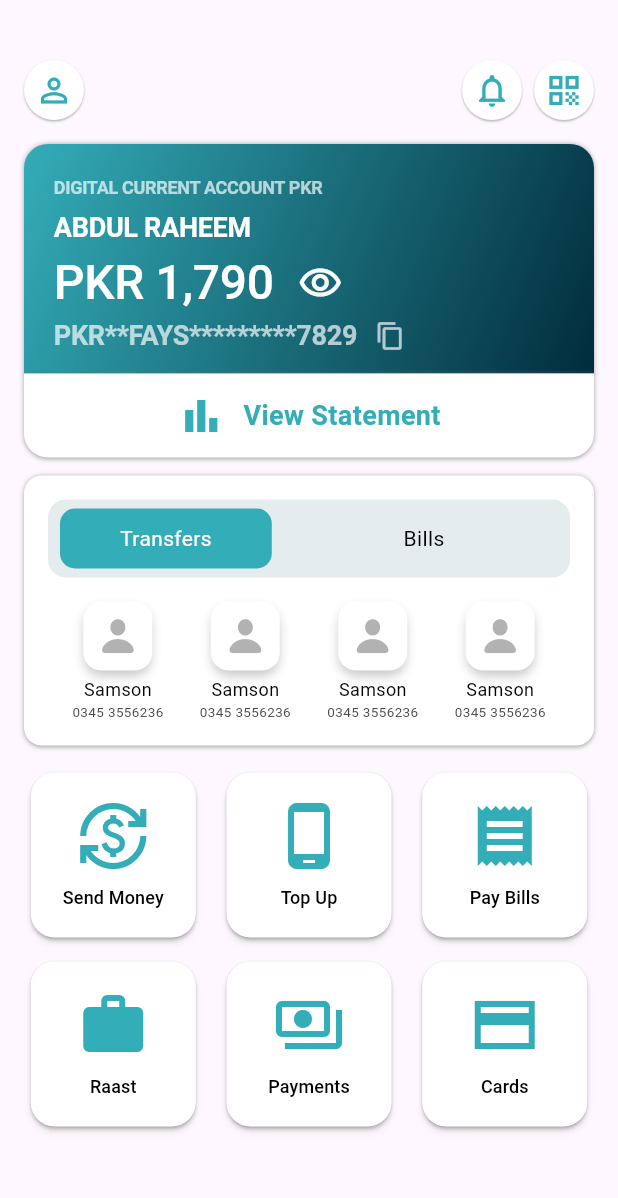
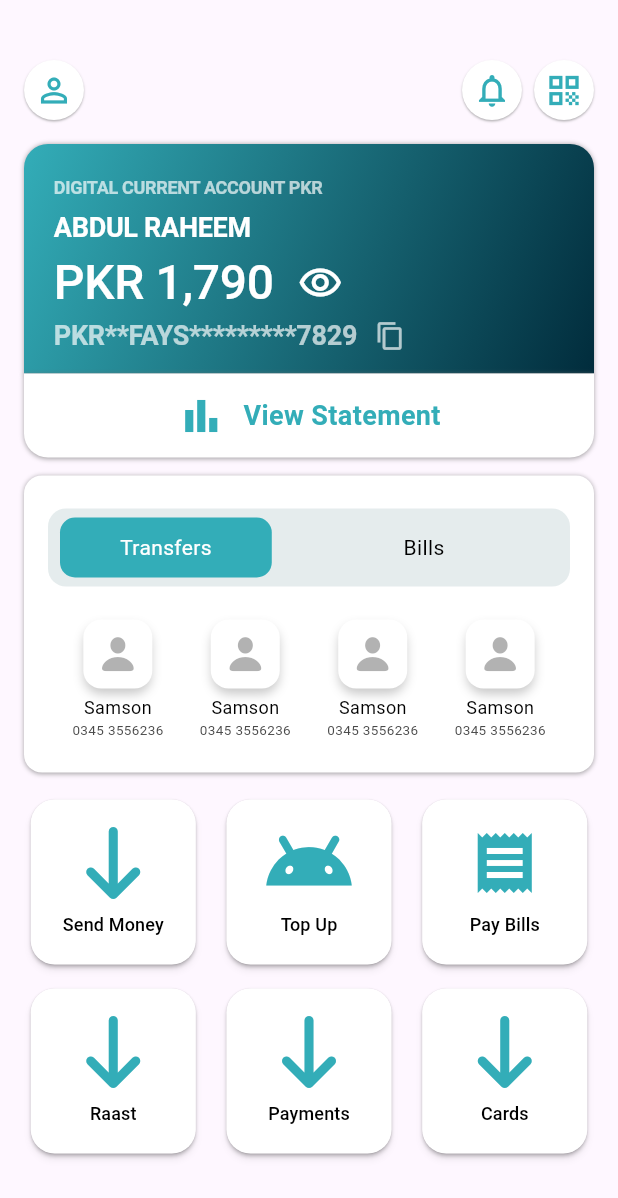
Before and after one commit to workabdulraheem926-dev/faysal_digiapp, a Flutter app: the Dashboard screen opened directly, on a phone screen of 412 x 824 dp. Shown: the top 1198 px of the screen. Run offline on Flutter 3.47's test engine with Material 3 defaults, Android fonts, the phone set to English and light mode, and no system bars; our stand-ins replace dotted_border, font_awesome_flutter; missing offline and left inert: flutter_swipe_button.

Commit message:
14/1 office changes

```diff
--- a/lib/dashboard.dart
+++ b/lib/dashboard.dart
@@ -1,4 +1,5 @@
 import 'package:faysal_digiapp/SendMoney/Screen3.dart';
+import 'package:font_awesome_flutter/font_awesome_flutter.dart';
 import 'package:flutter/cupertino.dart';
 import 'package:flutter/material.dart';
 import 'widgets/custom_button.dart';
@@ -253,7 +254,7 @@ class Dashboard extends StatelessWidget {
             //Transfer
             Container(
               margin: EdgeInsets.symmetric(horizontal: 16),
-              padding: EdgeInsets.symmetric(vertical: 16, horizontal: 8),
+              padding: EdgeInsets.symmetric(vertical: 22, horizontal: 8),
               decoration: BoxDecoration(
                 boxShadow: [
                   BoxShadow(
@@ -320,7 +321,7 @@ class Dashboard extends StatelessWidget {
                       ],
                     ),
                   ),
-                  SizedBox(height: 16),
+                  SizedBox(height: 22),
                   //FavBenis
                   Row(
                     mainAxisAlignment: MainAxisAlignment.spaceEvenly,
@@ -360,7 +361,7 @@ class Dashboard extends StatelessWidget {
               children: [
                 Btn(
                   text: "Send Money",
-                  icon: Icons.currency_exchange_sharp,
+                  icon: FontAwesomeIcons.arrowDown,
                   onTap: () {
                     Navigator.push(
                       context,
@@ -370,8 +371,8 @@ class Dashboard extends StatelessWidget {
                 ),
                 Btn(
                   text: "Top Up",
-                  icon: Icons.phone_android_outlined,
                   onTap: () {},
+                  icon: FontAwesomeIcons.android,
                 ),
                 Btn(text: "Pay Bills", icon: Icons.receipt, onTap: () {}),
               ],
@@ -380,13 +381,21 @@ class Dashboard extends StatelessWidget {
             Row(
               mainAxisAlignment: MainAxisAlignment.spaceEvenly,
               children: [
-                Btn(text: "Raast", icon: Icons.work_outlined, onTap: () {}),
+                Btn(
+                  text: "Raast",
+                  icon: FontAwesomeIcons.arrowDown,
+                  onTap: () {},
+                ),
                 Btn(
                   text: "Payments",
-                  icon: Icons.payments_outlined,
+                  icon: FontAwesomeIcons.arrowDown,
                   onTap: () {},
                 ),
-                Btn(text: "Cards", icon: Icons.credit_card_sharp, onTap: () {}),
+                Btn(
+                  text: "Cards",
+                  icon: FontAwesomeIcons.arrowDown,
+                  onTap: () {},
+                ),
               ],
             ), //Modules
           ],
--- a/lib/widgets/custom_button.dart
+++ b/lib/widgets/custom_button.dart
@@ -1,4 +1,6 @@
 import 'package:flutter/material.dart';
+import 'package:font_awesome_flutter/font_awesome_flutter.dart';
+
 
 class Btn extends StatelessWidget {
   const Btn({super.key, required this.text, this.icon, this.onTap});
@@ -30,7 +32,7 @@ class Btn extends StatelessWidget {
         child: Column(
           mainAxisSize: MainAxisSize.min,
           children: [
-            Icon(icon, size: 48, color: const Color(0xFF33ADB8),),
+            FaIcon(icon, size: 48, color: const Color(0xFF33ADB8),),
             SizedBox(height: 8),
             Text(text, style: TextStyle(fontSize: 12)),
           ],
@@ -39,47 +41,3 @@ class Btn extends StatelessWidget {
     );
   }
 }
-
-
-
-// import 'package:flutter/material.dart';
-
-// class Btn extends StatelessWidget {
-//   const Btn({super.key, required this.text, this.icon, this.onTap});
-
-//   final String text;
-//   final IconData? icon;
-//   final VoidCallback? onTap;
-
-//   @override
-//   Widget build(BuildContext context) {
-//     return Material(
-//       shadowColor: const Color.fromARGB(103, 0, 0, 0),
-//       elevation: 2,
-//       borderRadius: BorderRadius.circular(16),
-
-//       child: ElevatedButton(
-//         onPressed: onTap,
-//         style: ElevatedButton.styleFrom(
-//           // fixedSize: Size(25, 25),
-//           padding: const EdgeInsets.symmetric(vertical: 16, horizontal: 18),
-//           fixedSize: Size(110, 110),
-//           backgroundColor: const Color.fromARGB(255, 255, 255, 255),
-//           foregroundColor: const Color.fromARGB(255, 0, 0, 0),
-//           shape: RoundedRectangleBorder(
-//             borderRadius: BorderRadius.circular(16),
-//           ),
-//           // shadowColor: (Colors.amberAccent),
-//         ),
-//         child: Column(
-//           mainAxisSize: MainAxisSize.min,
-//           children: [
-//             Icon(icon, size: 48, color: const Color(0xFF33ADB8),),
-//             SizedBox(height: 8),
-//             Text(text, style: TextStyle(fontSize: 12)),
-//           ],
-//         ),
-//       ),
-//     );
-//   }
-// }
--- a/pubspec.yaml
+++ b/pubspec.yaml
@@ -38,6 +38,7 @@ dependencies:
   cupertino_icons: ^1.0.8
   dotted_border: ^2.1.0
   flutter_swipe_button: ^2.1.1+1
+  font_awesome_flutter: ^10.12.0
 
 
 dev_dependencies:
```
Also changed, not shown: pubspec.lock, 1 other file. Lines whose indentation alone changed are shown as unchanged.
